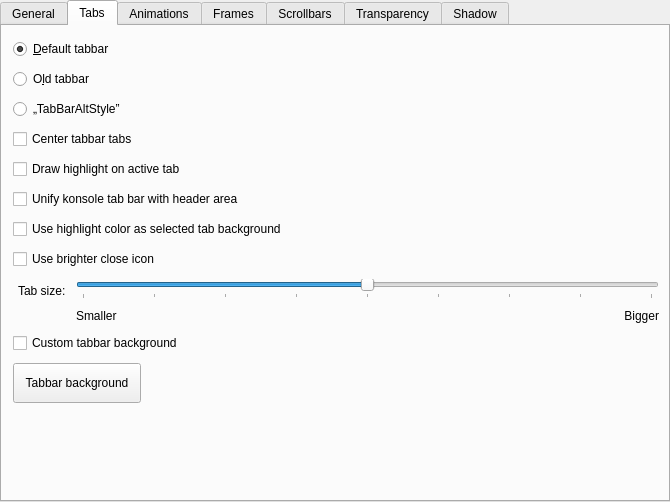
Old version of the form kstyle/config/ui/darklystyleconfig.ui in the repository Bali10050/Darkly.
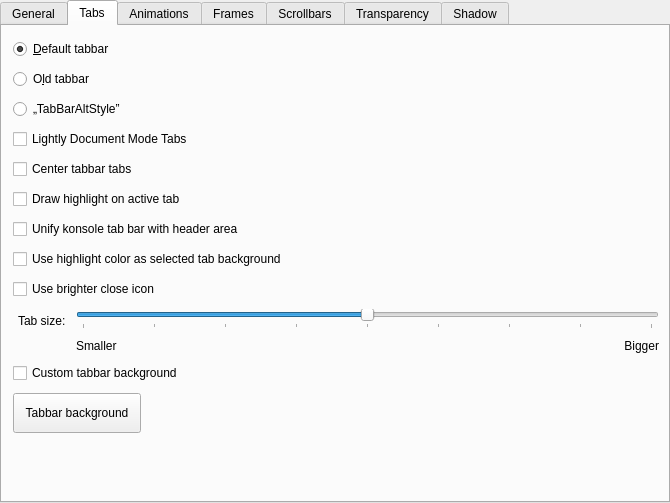
New version of the form. The open tabs and pages were chosen to show the change. Custom widgets are drawn as their Qt base class.

Commit message:
Making the tabs follow the same style
It was nice that we had two different kinds of tabs, but it was also annoying.
Now we have three kinds of tabs, but it looks like one so it's probably a bit less annoying.

This change should be reversible with a setting

Diff of the .ui file:
```diff
--- a/kstyle/config/ui/darklystyleconfig.ui
+++ b/kstyle/config/ui/darklystyleconfig.ui
@@ -7,7 +7,7 @@
     <x>0</x>
     <y>0</y>
     <width>670</width>
-    <height>502</height>
+    <height>503</height>
    </rect>
   </property>
   <property name="sizePolicy">
@@ -569,6 +569,13 @@
            </property>
           </widget>
          </item>
+         <item>
+          <widget class="QCheckBox" name="_documentModeTabs">
+           <property name="text">
+            <string>Lightly Document Mode Tabs</string>
+           </property>
+          </widget>
+         </item>
          <item>
           <widget class="QCheckBox" name="_tabBarDrawCenteredTabs">
            <property name="text">
```
The commit also changes 3 other files.
